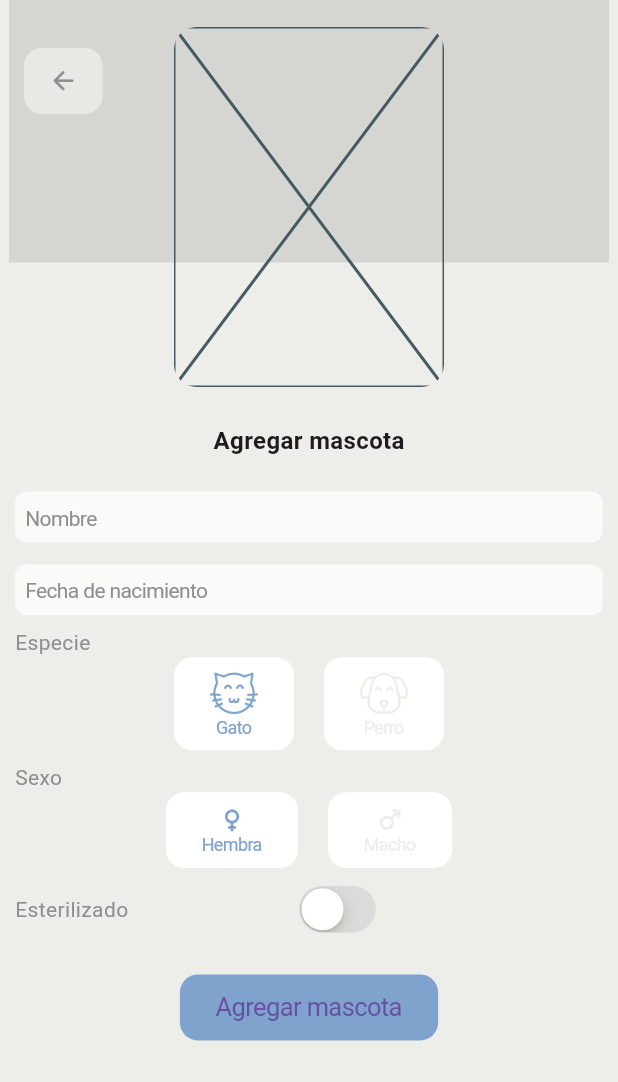
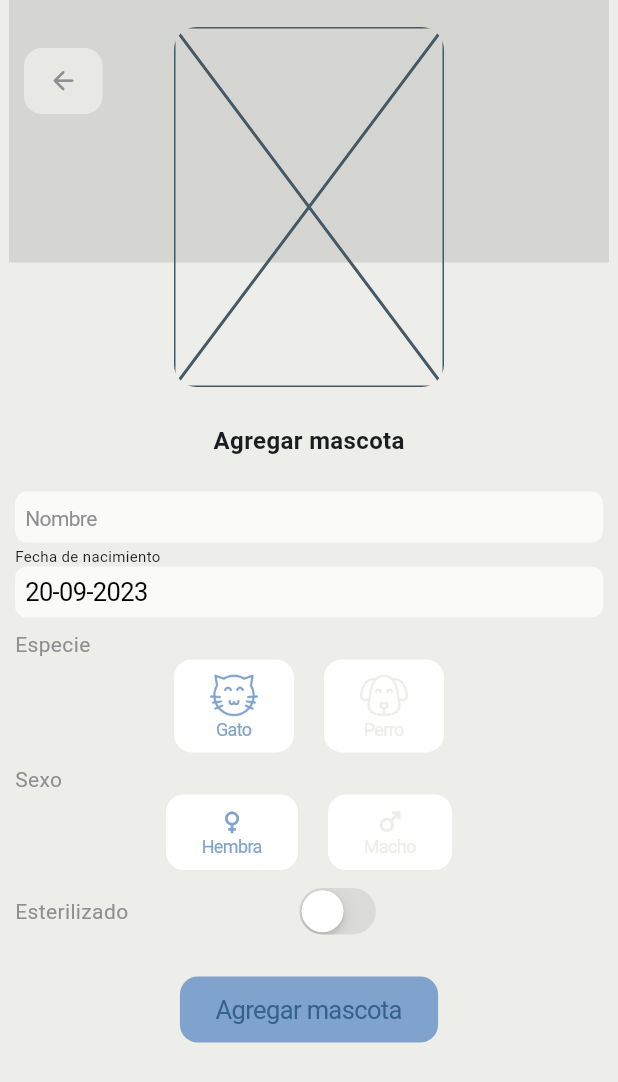
Before and after one commit to joalmr/petmeals, a Flutter app: the PetAddView screen opened by its route, on a phone screen of 412 x 824 dp. Shown: the top 1082 px of the screen. Run offline on Flutter 3.47's test engine with Material 2 defaults, Android fonts, the phone set to English and light mode, and no system bars; our stand-ins replace animate_do, cached_network_image, cloud_firestore, firebase_auth, firebase_core, flutter_card_swiper and 1 more; accounts and stored records are empty.

```diff
--- a/lib/app/pet/domain/model/pet_model.dart
+++ b/lib/app/pet/domain/model/pet_model.dart
@@ -4,11 +4,9 @@
 
 import 'dart:convert';
 
-List<PetModel> petModelFromJson(String str) =>
-    List<PetModel>.from(json.decode(str).map((x) => PetModel.fromJson(x)));
+List<PetModel> petModelFromJson(String str) => List<PetModel>.from(json.decode(str).map((x) => PetModel.fromJson(x)));
 
-String petModelToJson(List<PetModel> data) =>
-    json.encode(List<dynamic>.from(data.map((x) => x.toJson())));
+String petModelToJson(List<PetModel> data) => json.encode(List<dynamic>.from(data.map((x) => x.toJson())));
 
 class PetModel {
   final String? id;
@@ -19,7 +17,7 @@ class PetModel {
   final String? photo;
   final DateTime? borndate;
   final dynamic deletedAt;
-  final dynamic sterillized;
+  final bool? sterillized;
 
   PetModel({
     this.id,
@@ -42,7 +40,7 @@ class PetModel {
     String? photo,
     DateTime? borndate,
     dynamic deletedAt,
-    dynamic sterillized,
+    bool? sterillized,
   }) =>
       PetModel(
         id: id ?? this.id,
@@ -65,7 +63,7 @@ class PetModel {
         photo: json["photo"],
         borndate: DateTime.parse(json["borndate"]),
         deletedAt: json["deleted_at"],
-        sterillized: json["sterillized"],
+        sterillized: json["sterillized"] ?? false,
       );
 
   Map<String, dynamic> toJson() => {
@@ -75,8 +73,9 @@ class PetModel {
         "specie": specie!.toJson(),
         "sex": sex,
         "sterillized": sterillized,
+        "photo": photo,
+        "created_at": DateTime.timestamp(),
         "user_id": List<dynamic>.from(userId!.map((x) => x)),
-        "photo": photo,
       };
 }
 
--- a/lib/app/pet/ui/home/widgets/add_pet.home.dart
+++ b/lib/app/pet/ui/home/widgets/add_pet.home.dart
@@ -1,6 +1,5 @@
 import 'package:comfypet/config/components/styles/colors/colors.dart';
 import 'package:flutter/material.dart';
-import 'dart:developer' as developer;
 
 class AddPetWidget extends StatelessWidget {
   const AddPetWidget({super.key});
@@ -11,7 +10,6 @@ class AddPetWidget extends StatelessWidget {
       borderRadius: const BorderRadius.all(Radius.circular(100)),
       onTap: () {
         Navigator.pushNamed(context, "/add");
-        developer.log("-> Agregar mascota");
       },
       child: ClipRRect(
         borderRadius: const BorderRadius.all(Radius.circular(100)),
--- a/lib/app/pet/ui/pet/views/pet_add.dart
+++ b/lib/app/pet/ui/pet/views/pet_add.dart
@@ -1,10 +1,12 @@
+import 'package:comfypet/app/pet/domain/model/pet_model.dart';
 import 'package:comfypet/app/pet/domain/provider/pet_provider.dart';
-import 'package:comfypet/app/pet/ui/pet/widgets/sex.add.dart';
-import 'package:comfypet/app/pet/ui/pet/widgets/specie.add.dart';
-import 'package:comfypet/app/pet/ui/pet/widgets/sterillized.add.dart';
+import 'package:comfypet/app/pet/ui/pet/widgets/sex.pet.dart';
+import 'package:comfypet/app/pet/ui/pet/widgets/specie.pet.dart';
+import 'package:comfypet/app/pet/ui/pet/widgets/sterillized.pet.dart';
 import 'package:comfypet/config/components/widgets/button/back.button.dart';
 import 'package:comfypet/app/pet/ui/pet/widgets/picture.pet.dart';
 import 'package:comfypet/config/components/widgets/button/primary.button.dart';
+import 'package:comfypet/app/pet/ui/pet/widgets/date_textfield.pet.dart';
 import 'package:comfypet/config/components/widgets/textfield/textfield.dart';
 import 'package:flutter/material.dart';
 import 'package:provider/provider.dart';
@@ -15,8 +17,9 @@ class PetAddView extends StatelessWidget {
   @override
   Widget build(BuildContext context) {
     final petProvider = context.watch<PetProvider>();
-    final controller1 = TextEditingController();
-    final controller2 = TextEditingController();
+    final controllerName = TextEditingController();
+    final controllerDate = TextEditingController();
+    // final date = DateTime.now();
 
     return Scaffold(
       body: SafeArea(
@@ -39,21 +42,32 @@ class PetAddView extends StatelessWidget {
               ),
               const SizedBox(height: 8),
               MyTextField(
-                controller: controller1,
+                controller: controllerName,
                 textField: "Nombre",
-              ), //name
-              MyTextField(
-                controller: controller2,
+              ),
+              DatePetWidget(
+                controller: controllerDate,
                 textField: "Fecha de nacimiento",
-              ), //borndate
+              ),
               const SizedBox(height: 4),
-              const SpeciePetWidget(), //specie[perro-gato]
-              const SexPetWidget(), //sex
-              const SterillizedPetWidget(), //sterillized
+              const SpeciePetWidget(),
+              const SexPetWidget(),
+              const SterillizedPetWidget(),
               const SizedBox(height: 20),
               ButtonPrimary(
                 child: const Text("Agregar mascota"),
-                onPressed: () {},
+                onPressed: () {
+                  final newPet = PetModel(
+                    name: controllerName.text,
+                  );
+                  petProvider.addPet(newPet).then(
+                    (value) {
+                      if (value) {
+                        Navigator.pushNamedAndRemoveUntil(context, "/home", (route) => false);
+                      }
+                    },
+                  );
+                },
               ),
             ],
           ),
--- a/lib/app/pet/ui/pet/views/pet_detail.dart
+++ b/lib/app/pet/ui/pet/views/pet_detail.dart
@@ -1,5 +1,6 @@
 import 'package:cached_network_image/cached_network_image.dart';
 import 'package:comfypet/app/pet/domain/provider/pet_provider.dart';
+import 'package:comfypet/app/pet/ui/pet/widgets/delete.pet.dart';
 import 'package:comfypet/config/components/widgets/button/back.button.dart';
 import 'package:comfypet/app/pet/ui/pet/widgets/picture.pet.dart';
 import 'package:flutter/material.dart';
@@ -18,6 +19,7 @@ class PetDetailView extends StatelessWidget {
           children: [
             PicturePet(
               buttonLeft: const BackBtn(),
+              buttonRight: const DeletePetWidget(),
               aspectRatio: 4 / 3,
               child: Image(
                 image: CachedNetworkImageProvider(petProvider.pet!.photo!),
--- a/lib/app/pet/ui/pet/widgets/sex.add.dart
+++ b/lib/app/pet/ui/pet/widgets/sex.pet.dart
@@ -1,6 +1,8 @@
+import 'package:comfypet/app/pet/domain/provider/pet_provider.dart';
 import 'package:comfypet/config/components/styles/colors/colors.dart';
 import 'package:comfypet/config/components/widgets/button/primary.button.dart';
 import 'package:flutter/material.dart';
+import 'package:provider/provider.dart';
 
 class SexPetWidget extends StatefulWidget {
   const SexPetWidget({super.key});
@@ -10,10 +12,10 @@ class SexPetWidget extends StatefulWidget {
 }
 
 class _SexPetWidgetState extends State<SexPetWidget> {
-  bool sex = false;
-
   @override
   Widget build(BuildContext context) {
+    final petProvider = context.watch<PetProvider>();
+
     return Padding(
       padding: const EdgeInsets.all(4.0),
       child: Column(
@@ -30,11 +32,11 @@ class _SexPetWidgetState extends State<SexPetWidget> {
                 color: Colors.white,
                 child: Column(
                   children: [
-                    Icon(Icons.female, color: !sex ? primerColor : textoColorContraste),
+                    Icon(Icons.female, color: !petProvider.sex ? primerColor : textoColorContraste),
                     Text(
                       "Hembra",
                       style: TextStyle(
-                        color: !sex ? primerColor : textoColorContraste,
+                        color: !petProvider.sex ? primerColor : textoColorContraste,
                         fontSize: 12,
                       ),
                     ),
@@ -42,7 +44,7 @@ class _SexPetWidgetState extends State<SexPetWidget> {
                 ),
                 onPressed: () {
                   setState(() {
-                    sex = false;
+                    petProvider.sex = false;
                   });
                 },
               ),
@@ -51,11 +53,11 @@ class _SexPetWidgetState extends State<SexPetWidget> {
                 color: Colors.white,
                 child: Column(
                   children: [
-                    Icon(Icons.male, color: sex ? primerColor : textoColorContraste),
+                    Icon(Icons.male, color: petProvider.sex ? primerColor : textoColorContraste),
                     Text(
                       "Macho",
                       style: TextStyle(
-                        color: sex ? primerColor : textoColorContraste,
+                        color: petProvider.sex ? primerColor : textoColorContraste,
                         fontSize: 12,
                       ),
                     ),
@@ -63,7 +65,7 @@ class _SexPetWidgetState extends State<SexPetWidget> {
                 ),
                 onPressed: () {
                   setState(() {
-                    sex = true;
+                    petProvider.sex = true;
                   });
                 },
               ),
--- a/lib/app/pet/ui/pet/widgets/specie.add.dart
+++ b/lib/app/pet/ui/pet/widgets/specie.pet.dart
@@ -1,6 +1,8 @@
+import 'package:comfypet/app/pet/domain/provider/pet_provider.dart';
 import 'package:comfypet/config/components/styles/colors/colors.dart';
 import 'package:comfypet/config/components/widgets/button/primary.button.dart';
 import 'package:flutter/material.dart';
+import 'package:provider/provider.dart';
 
 class SpeciePetWidget extends StatefulWidget {
   const SpeciePetWidget({super.key});
@@ -10,10 +12,10 @@ class SpeciePetWidget extends StatefulWidget {
 }
 
 class _SpeciePetWidgetState extends State<SpeciePetWidget> {
-  bool specie = false;
-
   @override
   Widget build(BuildContext context) {
+    final petProvider = context.watch<PetProvider>();
+
     return Padding(
       padding: const EdgeInsets.all(4.0),
       child: Column(
@@ -32,13 +34,13 @@ class _SpeciePetWidgetState extends State<SpeciePetWidget> {
                   children: [
                     Image.asset(
                       "assets/images/cat.png",
-                      color: !specie ? primerColor : textoColorContraste,
+                      color: petProvider.specie == 0 ? primerColor : textoColorContraste,
                       height: 32,
                     ),
                     Text(
                       "Gato",
                       style: TextStyle(
-                        color: !specie ? primerColor : textoColorContraste,
+                        color: petProvider.specie == 0 ? primerColor : textoColorContraste,
                         fontSize: 12,
                       ),
                     ),
@@ -46,7 +48,7 @@ class _SpeciePetWidgetState extends State<SpeciePetWidget> {
                 ),
                 onPressed: () {
                   setState(() {
-                    specie = false;
+                    petProvider.specie = 0;
                   });
                 },
               ),
@@ -58,12 +60,12 @@ class _SpeciePetWidgetState extends State<SpeciePetWidget> {
                     Image.asset(
                       "assets/images/dog.png",
                       height: 32,
-                      color: specie ? primerColor : textoColorContraste,
+                      color: petProvider.specie == 1 ? primerColor : textoColorContraste,
                     ),
                     Text(
                       "Perro",
                       style: TextStyle(
-                        color: specie ? primerColor : textoColorContraste,
+                        color: petProvider.specie == 1 ? primerColor : textoColorContraste,
                         fontSize: 12,
                       ),
                     ),
@@ -71,7 +73,7 @@ class _SpeciePetWidgetState extends State<SpeciePetWidget> {
                 ),
                 onPressed: () {
                   setState(() {
-                    specie = true;
+                    petProvider.specie = 1;
                   });
                 },
               ),
--- a/lib/app/pet/ui/pet/widgets/sterillized.add.dart
+++ b/lib/app/pet/ui/pet/widgets/sterillized.pet.dart
@@ -1,5 +1,7 @@
+import 'package:comfypet/app/pet/domain/provider/pet_provider.dart';
 import 'package:comfypet/config/components/styles/colors/colors.dart';
 import 'package:flutter/cupertino.dart';
+import 'package:provider/provider.dart';
 
 class SterillizedPetWidget extends StatefulWidget {
   const SterillizedPetWidget({super.key});
@@ -9,10 +11,10 @@ class SterillizedPetWidget extends StatefulWidget {
 }
 
 class _SterillizedPetWidgetState extends State<SterillizedPetWidget> {
-  bool sterillized = false;
-
   @override
   Widget build(BuildContext context) {
+    final petProvider = context.watch<PetProvider>();
+
     return Padding(
       padding: const EdgeInsets.all(4.0),
       child: Row(
@@ -24,10 +26,10 @@ class _SterillizedPetWidgetState extends State<SterillizedPetWidget> {
           const SizedBox(width: 110),
           CupertinoSwitch(
               activeColor: primerColor,
-              value: sterillized,
+              value: petProvider.sterillized,
               onChanged: (value) {
                 setState(() {
-                  sterillized = !sterillized;
+                  petProvider.sterillized = !petProvider.sterillized;
                 });
               }),
         ],
--- a/lib/app/user/domain/provider/user_provider.dart
+++ b/lib/app/user/domain/provider/user_provider.dart
@@ -1,4 +1,3 @@
-import 'dart:developer';
 import 'package:comfypet/app/user/data/services/user_data.dart';
 import 'package:firebase_auth/firebase_auth.dart';
 import 'package:flutter/material.dart';
@@ -29,8 +28,6 @@ class UserProvider extends ChangeNotifier {
 
     // ignore: use_build_context_synchronously
     Navigator.pushReplacementNamed(context, '/home');
-    log("->go to HomeView");
-
     notifyListeners();
   }
 
--- a/lib/config/components/styles/themes/theme.dart
+++ b/lib/config/components/styles/themes/theme.dart
@@ -5,23 +5,6 @@ ThemeData themeData = ThemeData(
   useMaterial3: true,
   brightness: Brightness.light,
   scaffoldBackgroundColor: fondoColor,
-  textSelectionTheme: const TextSelectionThemeData(cursorColor: primerColor),
-  // appBarTheme: AppBarTheme(
-  //   centerTitle: false,
-  //   elevation: 0,
-  //   color: Colors.transparent,
-  //   toolbarTextStyle: const TextTheme(
-  //     titleLarge: TextStyle(
-  //       fontWeight: FontWeight.w300,
-  //     ),
-  //   ).bodyMedium,
-  //   titleTextStyle: const TextTheme(
-  //     titleLarge: TextStyle(
-  //       fontSize: 26, //28,
-  //       fontWeight: FontWeight.w300,
-  //     ),
-  //   ).titleLarge,
-  // ),
   textTheme: const TextTheme(
     headlineSmall: TextStyle(fontSize: 26.0),
     titleLarge: TextStyle(fontSize: 20.0),
@@ -30,4 +13,6 @@ ThemeData themeData = ThemeData(
     bodyLarge: TextStyle(fontSize: 16.0),
     bodyMedium: TextStyle(fontSize: 14.0),
   ),
+  textSelectionTheme: const TextSelectionThemeData(cursorColor: primerColor),
+  colorSchemeSeed: primerColor,
 );
--- a/pubspec.yaml
+++ b/pubspec.yaml
@@ -9,6 +9,8 @@ environment:
 dependencies:
   flutter:
     sdk: flutter
+  flutter_localizations:
+    sdk: flutter
 
   cached_network_image: ^3.2.3
   # dio: ^5.2.1+1
@@ -18,7 +20,8 @@ dependencies:
   cloud_firestore: ^4.9.1
   google_sign_in: ^6.1.5
   animate_do: ^3.1.2
-  liquid_swipe: ^3.1.0
+  intl: ^0.18.1
+  flutter_card_swiper: ^6.0.0
 
 dev_dependencies:
   flutter_test:
```
Also changed, not shown: lib/app/pet/data/services/pets_data.dart (+29 -15 lines), lib/app/pet/domain/provider/pet_provider.dart (+39 -12 lines), lib/app/pet/ui/home/views/home.dart (+4 -13 lines), lib/app/pet/ui/home/widgets/card_pet.home.dart (+3 -4 lines), lib/app/pet/ui/home/widgets/pet.home.dart (+31 -18 lines), lib/app/pet/ui/pet/widgets/date_textfield.pet.dart (added, +153 -0 lines), lib/app/pet/ui/pet/widgets/delete.pet.dart (added, +27 -0 lines), lib/main.dart (+9 -0 lines), pubspec.lock.
